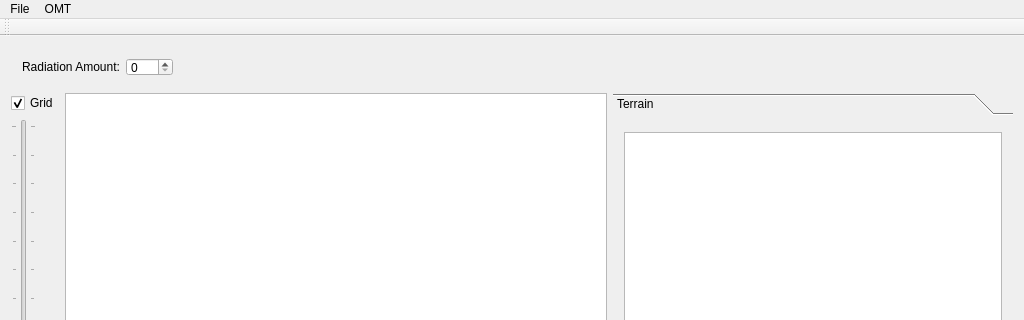
First picture: the form in buildingeditor.ui, repository vache/BuildingEditor, before the edit; both pictures show x 0 to 1024 and y 0 to 320 of the 1024 by 768 pixel window.
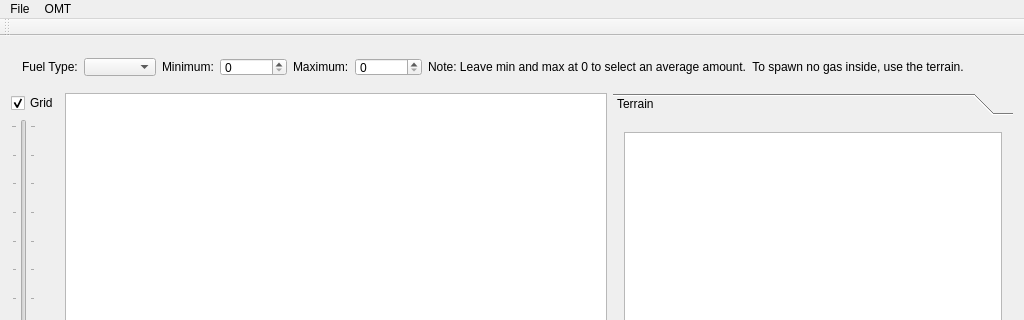
Second picture: the form after the edit. Custom widgets are drawn as their Qt base class.

Commit message: add gas pumps

```diff
--- a/buildingeditor.ui
+++ b/buildingeditor.ui
@@ -24,7 +24,7 @@
        </size>
       </property>
       <property name="currentIndex">
-       <number>5</number>
+       <number>7</number>
       </property>
       <widget class="QWidget" name="itemGroupEditor">
        <layout class="QHBoxLayout" name="horizontalLayout">
@@ -354,6 +354,101 @@
         </item>
        </layout>
       </widget>
+      <widget class="QWidget" name="vendingEditor">
+       <layout class="QHBoxLayout" name="horizontalLayout_4">
+        <item>
+         <widget class="QLabel" name="label_15">
+          <property name="text">
+           <string>Vending Machine Contents:</string>
+          </property>
+         </widget>
+        </item>
+        <item>
+         <widget class="QComboBox" name="vending"/>
+        </item>
+        <item>
+         <spacer name="horizontalSpacer_7">
+          <property name="orientation">
+           <enum>Qt::Horizontal</enum>
+          </property>
+          <property name="sizeHint" stdset="0">
+           <size>
+            <width>773</width>
+            <height>19</height>
+           </size>
+          </property>
+         </spacer>
+        </item>
+       </layout>
+      </widget>
+      <widget class="QWidget" name="gasPumpEditor">
+       <layout class="QHBoxLayout" name="horizontalLayout_9">
+        <item>
+         <widget class="QLabel" name="label_16">
+          <property name="text">
+           <string>Fuel Type:</string>
+          </property>
+         </widget>
+        </item>
+        <item>
+         <widget class="QComboBox" name="fuelType"/>
+        </item>
+        <item>
+         <widget class="QLabel" name="label_17">
+          <property name="text">
+           <string>Minimum:</string>
+          </property>
+         </widget>
+        </item>
+        <item>
+         <widget class="QSpinBox" name="minFuel">
+          <property name="maximum">
+           <number>100000</number>
+          </property>
+          <property name="singleStep">
+           <number>1000</number>
+          </property>
+         </widget>
+        </item>
+        <item>
+         <widget class="QLabel" name="label_18">
+          <property name="text">
+           <string>Maximum:</string>
+          </property>
+         </widget>
+        </item>
+        <item>
+         <widget class="QSpinBox" name="maxFuel">
+          <property name="maximum">
+           <number>100000</number>
+          </property>
+          <property name="singleStep">
+           <number>1000</number>
+          </property>
+         </widget>
+        </item>
+        <item>
+         <widget class="QLabel" name="label_19">
+          <property name="text">
+           <string>Note: Leave min and max at 0 to select an average amount.  To spawn no gas inside, use the terrain.</string>
+          </property>
+         </widget>
+        </item>
+        <item>
+         <spacer name="horizontalSpacer_8">
+          <property name="orientation">
+           <enum>Qt::Horizontal</enum>
+          </property>
+          <property name="sizeHint" stdset="0">
+           <size>
+            <width>121</width>
+            <height>19</height>
+           </size>
+          </property>
+         </spacer>
+        </item>
+       </layout>
+      </widget>
      </widget>
     </item>
     <item>
```
Left out of the diff: 22 changed lines with no effect on the pictures. The commit also changes 10 other files.
